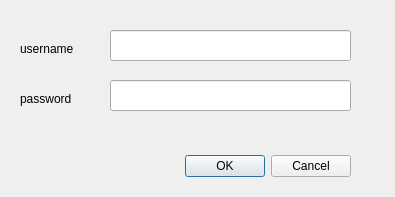
Above: resources/publish_dialog.ui from EL-BID/ramales before the change. Below: the same form after it.
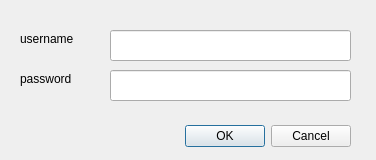
That is the form after the change.

What changed in the file:
```diff
--- a/resources/publish_dialog.ui
+++ b/resources/publish_dialog.ui
@@ -6,8 +6,8 @@
    <rect>
     <x>0</x>
     <y>0</y>
-    <width>395</width>
-    <height>197</height>
+    <width>376</width>
+    <height>160</height>
    </rect>
   </property>
   <property name="windowTitle">
@@ -20,7 +20,7 @@
    <property name="geometry">
     <rect>
      <x>50</x>
-     <y>150</y>
+     <y>120</y>
      <width>301</width>
      <height>32</height>
     </rect>
@@ -46,7 +46,7 @@
    <property name="geometry">
     <rect>
      <x>110</x>
-     <y>80</y>
+     <y>70</y>
      <width>241</width>
      <height>31</height>
     </rect>
@@ -59,7 +59,7 @@
    <property name="geometry">
     <rect>
      <x>20</x>
-     <y>40</y>
+     <y>30</y>
      <width>60</width>
      <height>17</height>
     </rect>
@@ -72,7 +72,7 @@
    <property name="geometry">
     <rect>
      <x>20</x>
-     <y>90</y>
+     <y>70</y>
      <width>60</width>
      <height>17</height>
     </rect>
@@ -85,7 +85,7 @@
    <property name="geometry">
     <rect>
      <x>110</x>
-     <y>120</y>
+     <y>100</y>
      <width>241</width>
      <height>20</height>
     </rect>
```
Left out of the diff: 18 changed lines with no effect on the pictures.
